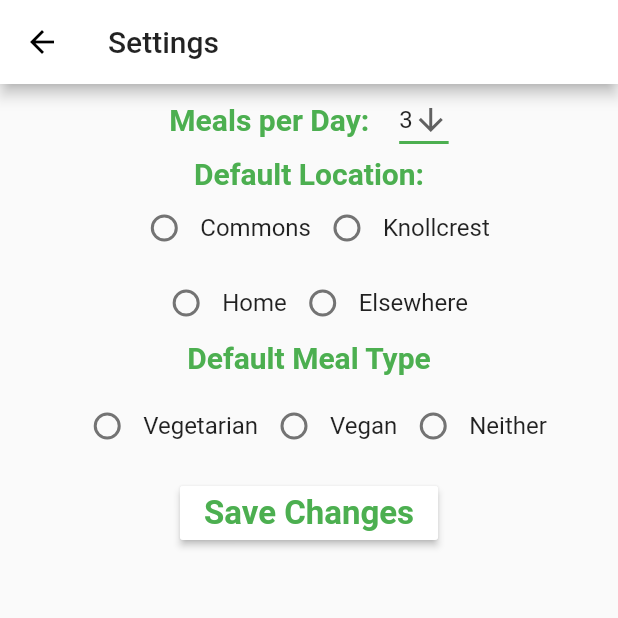
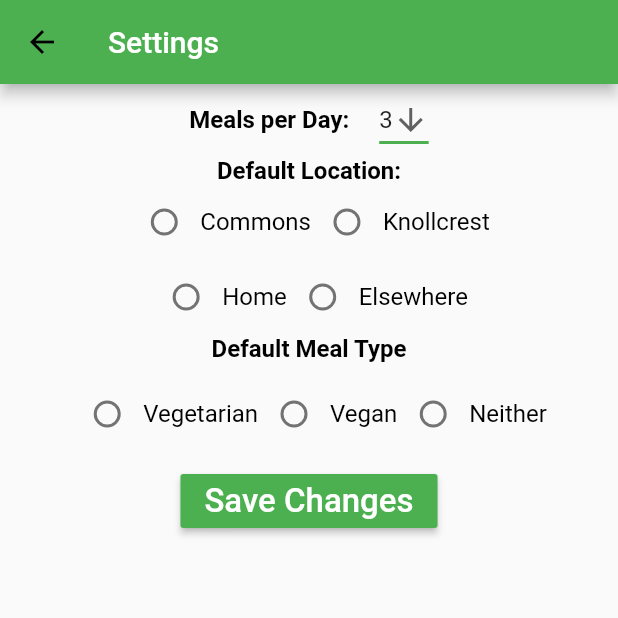
Before and after one commit to calvin-cs262-teamF/Grassroots-Green-Calvin, a Flutter app: the Settings screen opened by its route, on a phone screen of 412 x 824 dp, the top half of it. Run offline on Flutter 3.47's test engine with Material 2 defaults, Android fonts, the phone set to English and light mode, and no system bars; our stand-ins replace cloud_firestore, email_validator, firebase_auth; accounts and stored records are empty.

Commit message:
Converts the settings page to use all themes

```diff
--- a/lib/settings.dart
+++ b/lib/settings.dart
@@ -20,7 +20,7 @@ class Settings extends StatelessWidget {
   @override
   Widget build(BuildContext context) {
     return Scaffold(
-        appBar: AppBar(title: Text('Settings')),
+        appBar: AppBar(title: Text('Settings', style: TextStyle(color: Theme.of(context).primaryColor,),), backgroundColor: Theme.of(context).accentColor,),
         body: MyStatefulWidget(auth: auth),
     );
   }
@@ -87,7 +87,7 @@ class _MyStatefulWidgetState extends State<MyStatefulWidget> {
             Row(
                 mainAxisAlignment: MainAxisAlignment.center,
                 children: [
-                  Text('Meals per Day:', style: TextStyle(color: Colors.green, fontSize: 20, fontWeight: FontWeight.bold,)),
+                  Text('Meals per Day:', style: Theme.of(context).textTheme.display1),
                   Padding(padding: const EdgeInsets.symmetric(horizontal: 10.0)),
                   //Dropdown for how many meals per day
                   DropdownButton<String>(
@@ -97,7 +97,7 @@ class _MyStatefulWidgetState extends State<MyStatefulWidget> {
                     elevation: _elevation,
                     underline: Container(
                       height: _height,
-                      color: Colors.green,
+                      color: Theme.of(context).accentColor,
                     ),
                     onChanged: (String newValue){
                       setState(() {
@@ -115,40 +115,40 @@ class _MyStatefulWidgetState extends State<MyStatefulWidget> {
                   ),
                 ]
             ),
-            Text('Default Location:', style: TextStyle(color: Colors.green, fontSize: 20, fontWeight: FontWeight.bold,)),
+            Text('Default Location:', style: Theme.of(context).textTheme.display1),
             Padding( padding: const EdgeInsets.symmetric(horizontal: 10.0, vertical: 1.0,),
               child: Row( mainAxisAlignment: MainAxisAlignment.center,
                 children: <Widget>[
                   Radio( value: "Commons", groupValue: _location, onChanged: _handleLocationValueChange),
-                  Text('Commons', style: TextStyle(fontSize: 16.0),),
+                  Text('Commons', style: Theme.of(context).textTheme.display2,),
                   Radio( value: "Knollcrest", groupValue: _location, onChanged: _handleLocationValueChange),
-                  Text('Knollcrest', style: TextStyle(fontSize: 16.0),),
+                  Text('Knollcrest', style: Theme.of(context).textTheme.display2,),
                 ],),),
             Padding( padding: const EdgeInsets.symmetric(horizontal: 10.0, vertical: 1.0,),
                 child: Row( mainAxisAlignment: MainAxisAlignment.center, children: <Widget>[
                   Radio( value: "Home", groupValue: _location, onChanged: _handleLocationValueChange),
-                  Text('Home', style: TextStyle(fontSize: 16.0),),
+                  Text('Home', style: Theme.of(context).textTheme.display2,),
                   Radio( value: "Other", groupValue: _location, onChanged: _handleLocationValueChange),
-                  Text('Elsewhere', style: TextStyle(fontSize: 16.0),),
+                  Text('Elsewhere', style: Theme.of(context).textTheme.display2),
                 ],)),
-            Text('Default Meal Type', style: TextStyle(color: Colors.green, fontSize: 20, fontWeight: FontWeight.bold,)),
+            Text('Default Meal Type', style: Theme.of(context).textTheme.display1,),
             Padding( padding: const EdgeInsets.all(10.0),
                 child: Row( mainAxisAlignment: MainAxisAlignment.center,
                   children: <Widget>[
                     Radio( value: "Vegetarian", groupValue: _mealType, onChanged: _handleMealTypeChange),
-                    Text('Vegetarian', style: TextStyle(fontSize: 16.0),),
+                    Text('Vegetarian', style: Theme.of(context).textTheme.display2,),
                     Radio( value: "Vegan", groupValue: _mealType, onChanged: _handleMealTypeChange),
-                    Text('Vegan', style: TextStyle(fontSize: 16.0),),
+                    Text('Vegan', style: Theme.of(context).textTheme.display2,),
                     Radio( value: "Neither", groupValue: _mealType, onChanged: _handleMealTypeChange),
-                    Text('Neither', style: TextStyle(fontSize: 16.0),),
+                    Text('Neither', style: Theme.of(context).textTheme.display2,),
                   ],)),
             Row(
               mainAxisAlignment: MainAxisAlignment.center,
               children: [
                 RaisedButton(
-                  child: new Text("Save Changes", style:TextStyle( color: Colors.green, fontWeight: FontWeight.bold,)),
+                  child: new Text("Save Changes", style:TextStyle( color: Theme.of(context).primaryColor,)),
                   onPressed: () { _saveSettings(); },
-                  color: Colors.white,
+                  color: Theme.of(context).accentColor,
                 ),
               ]
             ),
```
